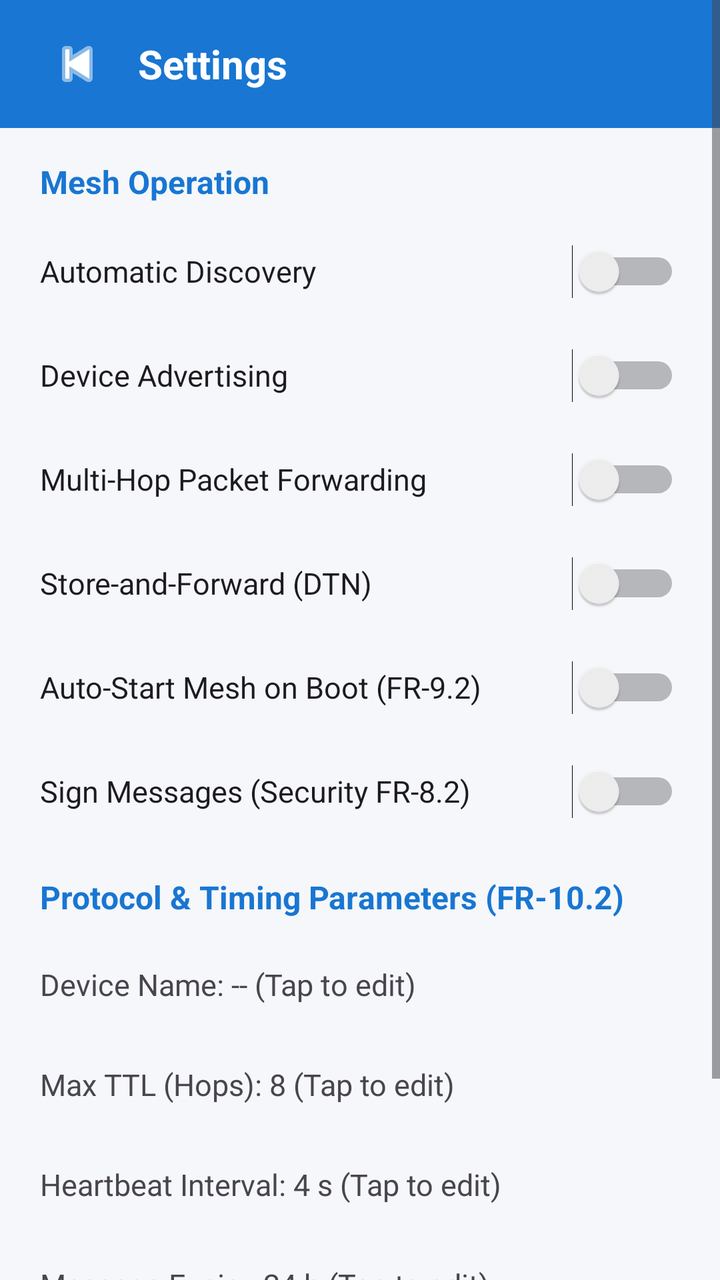
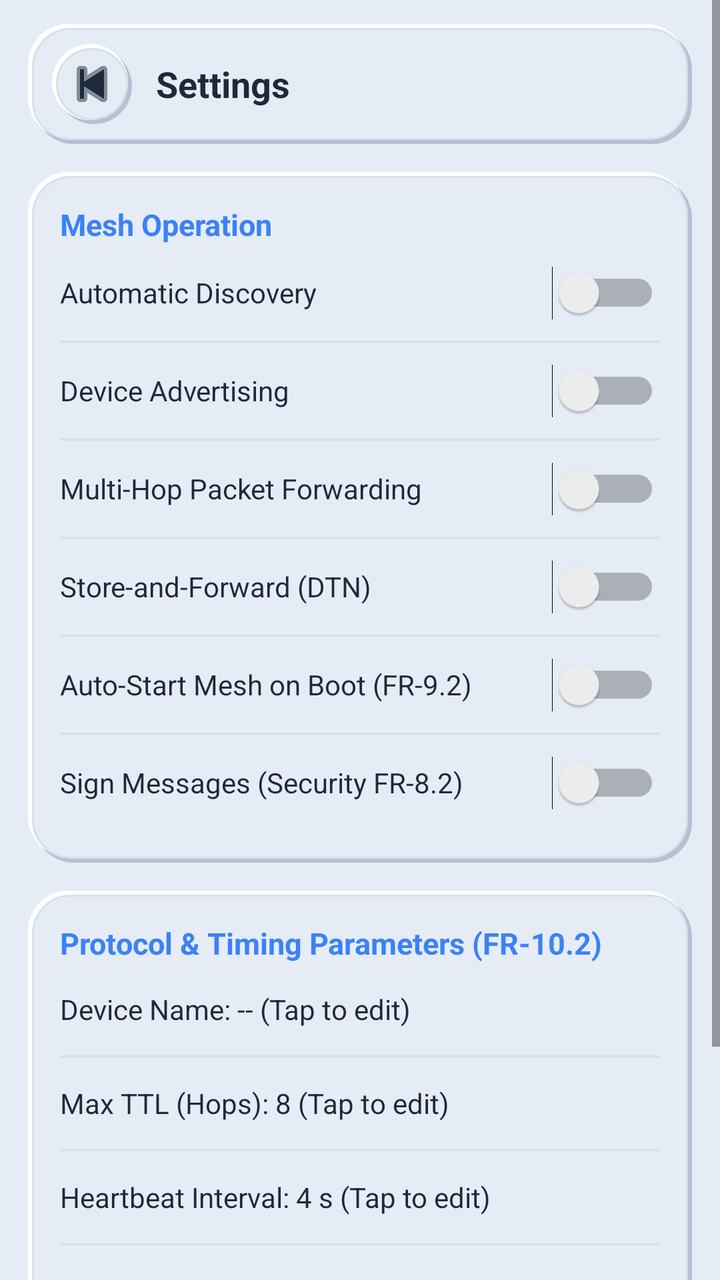

Two renders of the same Android screen: before a commit and after it. Below are the layout's source before the change and the commit's diff.
<!-- AndroidManifest.xml: application theme Theme.OMC -->
<!-- res/layout/activity_setting.xml -->
<?xml version="1.0" encoding="utf-8"?>
<ScrollView xmlns:android="http://schemas.android.com/apk/res/android"
    android:layout_width="match_parent"
    android:layout_height="match_parent"
    android:background="#F5F7FA">

    <LinearLayout
        android:layout_width="match_parent"
        android:layout_height="wrap_content"
        android:orientation="vertical">

        
        <LinearLayout
            android:layout_width="match_parent"
            android:layout_height="64dp"
            android:gravity="center_vertical"
            android:paddingStart="16dp"
            android:background="#1976D2">

            <ImageButton
                android:id="@+id/backButton"
                android:layout_width="45dp"
                android:layout_height="45dp"
                android:background="@android:color/transparent"
                android:src="@android:drawable/ic_media_previous"
                android:tint="#FFFFFF"
                android:contentDescription="Back" />

            <TextView
                android:layout_width="wrap_content"
                android:layout_height="wrap_content"
                android:layout_marginStart="8dp"
                android:text="Settings"
                android:textColor="#FFFFFF"
                android:textSize="20sp"
                android:textStyle="bold" />

        </LinearLayout>

        
        <TextView
            android:layout_width="match_parent"
            android:layout_height="wrap_content"
            android:paddingStart="20dp"
            android:paddingTop="16dp"
            android:paddingEnd="20dp"
            android:paddingBottom="8dp"
            android:text="Mesh Operation"
            android:textColor="#1976D2"
            android:textSize="16sp"
            android:textStyle="bold" />

        <Switch
            android:id="@+id/autoDiscoverySwitch"
            android:layout_width="match_parent"
            android:layout_height="52dp"
            android:paddingStart="20dp"
            android:paddingEnd="20dp"
            android:text="Automatic Discovery"
            android:textSize="15sp" />

        <Switch
            android:id="@+id/advertisingSwitch"
            android:layout_width="match_parent"
            android:layout_height="52dp"
            android:paddingStart="20dp"
            android:paddingEnd="20dp"
            android:text="Device Advertising"
            android:textSize="15sp" />

        <Switch
            android:id="@+id/forwardingSwitch"
            android:layout_width="match_parent"
            android:layout_height="52dp"
            android:paddingStart="20dp"
            android:paddingEnd="20dp"
            android:text="Multi-Hop Packet Forwarding"
            android:textSize="15sp" />

        <Switch
            android:id="@+id/storeForwardSwitch"
            android:layout_width="match_parent"
            android:layout_height="52dp"
            android:paddingStart="20dp"
            android:paddingEnd="20dp"
            android:text="Store-and-Forward (DTN)"
            android:textSize="15sp" />

        <Switch
            android:id="@+id/bootAutoStartSwitch"
            android:layout_width="match_parent"
            android:layout_height="52dp"
            android:paddingStart="20dp"
            android:paddingEnd="20dp"
            android:text="Auto-Start Mesh on Boot (FR-9.2)"
            android:textSize="15sp" />

        <Switch
            android:id="@+id/signMessagesSwitch"
            android:layout_width="match_parent"
            android:layout_height="52dp"
            android:paddingStart="20dp"
            android:paddingEnd="20dp"
            android:text="Sign Messages (Security FR-8.2)"
            android:textSize="15sp" />

        
        <TextView
            android:layout_width="match_parent"
            android:layout_height="wrap_content"
            android:paddingStart="20dp"
            android:paddingTop="16dp"
            android:paddingEnd="20dp"
            android:paddingBottom="8dp"
            android:text="Protocol &amp; Timing Parameters (FR-10.2)"
            android:textColor="#1976D2"
            android:textSize="16sp"
            android:textStyle="bold" />

        <TextView
            android:id="@+id/deviceNameText"
            android:layout_width="match_parent"
            android:layout_height="50dp"
            android:gravity="center_vertical"
            android:paddingStart="20dp"
            android:paddingEnd="20dp"
            android:background="?android:attr/selectableItemBackground"
            android:text="Device Name: -- (Tap to edit)"
            android:textSize="15sp" />

        <TextView
            android:id="@+id/ttlSettingText"
            android:layout_width="match_parent"
            android:layout_height="50dp"
            android:gravity="center_vertical"
            android:paddingStart="20dp"
            android:paddingEnd="20dp"
            android:background="?android:attr/selectableItemBackground"
            android:text="Max TTL (Hops): 8 (Tap to edit)"
            android:textSize="15sp" />

        <TextView
            android:id="@+id/heartbeatSettingText"
            android:layout_width="match_parent"
            android:layout_height="50dp"
            android:gravity="center_vertical"
            android:paddingStart="20dp"
            android:paddingEnd="20dp"
            android:background="?android:attr/selectableItemBackground"
            android:text="Heartbeat Interval: 4 s (Tap to edit)"
            android:textSize="15sp" />

        <TextView
            android:id="@+id/expirySettingText"
            android:layout_width="match_parent"
            android:layout_height="50dp"
            android:gravity="center_vertical"
            android:paddingStart="20dp"
            android:paddingEnd="20dp"
            android:background="?android:attr/selectableItemBackground"
            android:text="Message Expiry: 24 h (Tap to edit)"
            android:textSize="15sp" />

        <Button
            android:id="@+id/resetSettingsButton"
            android:layout_width="match_parent"
            android:layout_height="52dp"
            android:layout_margin="20dp"
            android:text="Reset to Defaults" />

    </LinearLayout>

</ScrollView>
<!-- resources referenced by this layout -->
<resources>
  <style name="Theme.OMC" parent="Theme.Material3.DayNight.NoActionBar">
          <item name="colorPrimary">@color/purple_500</item>
          <item name="colorPrimaryVariant">@color/purple_700</item>
          <item name="colorOnPrimary">@color/white</item>
          <item name="colorSecondary">@color/teal_200</item>
          <item name="colorSecondaryVariant">@color/teal_700</item>
          <item name="colorOnSecondary">@color/black</item>
      </style>
  <color name="purple_500">#FF6200EE</color>
  <color name="purple_700">#FF3700B3</color>
  <color name="white">#FFFFFFFF</color>
  <color name="teal_200">#FF03DAC5</color>
  <color name="teal_700">#FF018786</color>
  <color name="black">#FF000000</color>
</resources>

<!-- the commit's change to res/layout/activity_setting.xml (unified diff, before → after) -->
@@ -2,171 +2,235 @@
 <ScrollView xmlns:android="http://schemas.android.com/apk/res/android"
     android:layout_width="match_parent"
     android:layout_height="match_parent"
-    android:background="#F5F7FA">
+    android:background="@color/neu_background">
 
     <LinearLayout
         android:layout_width="match_parent"
         android:layout_height="wrap_content"
-        android:orientation="vertical">
+        android:orientation="vertical"
+        android:paddingBottom="28dp">
 
         
         <LinearLayout
             android:layout_width="match_parent"
-            android:layout_height="64dp"
+            android:layout_height="wrap_content"
+            android:orientation="horizontal"
             android:gravity="center_vertical"
-            android:paddingStart="16dp"
-            android:background="#1976D2">
+            android:layout_marginStart="14dp"
+            android:layout_marginEnd="14dp"
+            android:layout_marginTop="12dp"
+            android:layout_marginBottom="8dp"
+            android:paddingStart="12dp"
+            android:paddingTop="10dp"
+            android:paddingEnd="16dp"
+            android:paddingBottom="10dp"
+            android:background="@drawable/bg_neu_card">
 
             <ImageButton
                 android:id="@+id/backButton"
-                android:layout_width="45dp"
-                android:layout_height="45dp"
-                android:background="@android:color/transparent"
+                android:layout_width="40dp"
+                android:layout_height="40dp"
+                android:background="@drawable/bg_neu_circle_btn"
                 android:src="@android:drawable/ic_media_previous"
-                android:tint="#FFFFFF"
+                android:tint="@color/neu_text_primary"
                 android:contentDescription="Back" />
 
             <TextView
                 android:layout_width="wrap_content"
                 android:layout_height="wrap_content"
-                android:layout_marginStart="8dp"
+                android:layout_marginStart="12dp"
                 android:text="Settings"
-                android:textColor="#FFFFFF"
-                android:textSize="20sp"
+                android:textColor="@color/neu_text_primary"
+                android:textSize="18sp"
                 android:textStyle="bold" />
 
         </LinearLayout>
 
         
-        <TextView
+        <LinearLayout
             android:layout_width="match_parent"
             android:layout_height="wrap_content"
-            android:paddingStart="20dp"
-            android:paddingTop="16dp"
-            android:paddingEnd="20dp"
-            android:paddingBottom="8dp"
-            android:text="Mesh Operation"
-            android:textColor="#1976D2"
-            android:textSize="16sp"
-            android:textStyle="bold" />
-
-        <Switch
-            android:id="@+id/autoDiscoverySwitch"
-            android:layout_width="match_parent"
-            android:layout_height="52dp"
-            android:paddingStart="20dp"
-            android:paddingEnd="20dp"
-            android:text="Automatic Discovery"
-            android:textSize="15sp" />
-
-        <Switch
-            android:id="@+id/advertisingSwitch"
-            android:layout_width="match_parent"
-            android:layout_height="52dp"
-            android:paddingStart="20dp"
-            android:paddingEnd="20dp"
-            android:text="Device Advertising"
-            android:textSize="15sp" />
-
-        <Switch
-            android:id="@+id/forwardingSwitch"
-            android:layout_width="match_parent"
-            android:layout_height="52dp"
-            android:paddingStart="20dp"
-            android:paddingEnd="20dp"
-            android:text="Multi-Hop Packet Forwarding"
-            android:textSize="15sp" />
-
-        <Switch
-            android:id="@+id/storeForwardSwitch"
-            android:layout_width="match_parent"
-            android:layout_height="52dp"
-            android:paddingStart="20dp"
-            android:paddingEnd="20dp"
-            android:text="Store-and-Forward (DTN)"
-            android:textSize="15sp" />
-
-        <Switch
-            android:id="@+id/bootAutoStartSwitch"
-            android:layout_width="match_parent"
-            android:layout_height="52dp"
-            android:paddingStart="20dp"
-            android:paddingEnd="20dp"
-            android:text="Auto-Start Mesh on Boot (FR-9.2)"
-            android:textSize="15sp" />
-
-        <Switch
-            android:id="@+id/signMessagesSwitch"
-            android:layout_width="match_parent"
-            android:layout_height="52dp"
-            android:paddingStart="20dp"
-            android:paddingEnd="20dp"
-            android:text="Sign Messages (Security FR-8.2)"
-            android:textSize="15sp" />
-
-        
-        <TextView
+            android:layout_marginStart="14dp"
+            android:layout_marginEnd="14dp"
+            android:layout_marginTop="6dp"
+            android:layout_marginBottom="10dp"
+            android:padding="16dp"
+            android:orientation="vertical"
+            android:background="@drawable/bg_neu_card">
+
+            <TextView
+                android:layout_width="match_parent"
+                android:layout_height="wrap_content"
+                android:text="Mesh Operation"
+                android:textColor="@color/neu_primary"
+                android:textSize="15sp"
+                android:textStyle="bold" />
+
+            <Switch
+                android:id="@+id/autoDiscoverySwitch"
+                android:layout_width="match_parent"
+                android:layout_height="48dp"
+                android:text="Automatic Discovery"
+                android:textColor="@color/neu_text_primary"
+                android:textSize="14sp" />
+
+            <View
+                android:layout_width="match_parent"
+                android:layout_height="1dp"
+                android:background="@color/neu_border" />
+
+            <Switch
+                android:id="@+id/advertisingSwitch"
+                android:layout_width="match_parent"
+                android:layout_height="48dp"
+                android:text="Device Advertising"
+                android:textColor="@color/neu_text_primary"
+                android:textSize="14sp" />
+
+            <View
+                android:layout_width="match_parent"
+                android:layout_height="1dp"
+                android:background="@color/neu_border" />
+
+            <Switch
+                android:id="@+id/forwardingSwitch"
+                android:layout_width="match_parent"
+                android:layout_height="48dp"
+                android:text="Multi-Hop Packet Forwarding"
+                android:textColor="@color/neu_text_primary"
+                android:textSize="14sp" />
+
+            <View
+                android:layout_width="match_parent"
+                android:layout_height="1dp"
+                android:background="@color/neu_border" />
+
+            <Switch
+                android:id="@+id/storeForwardSwitch"
+                android:layout_width="match_parent"
+                android:layout_height="48dp"
+                android:text="Store-and-Forward (DTN)"
+                android:textColor="@color/neu_text_primary"
+                android:textSize="14sp" />
+
+            <View
+                android:layout_width="match_parent"
+                android:layout_height="1dp"
+                android:background="@color/neu_border" />
+
+            <Switch
+                android:id="@+id/bootAutoStartSwitch"
+                android:layout_width="match_parent"
+                android:layout_height="48dp"
+                android:text="Auto-Start Mesh on Boot (FR-9.2)"
+                android:textColor="@color/neu_text_primary"
+                android:textSize="14sp" />
+
+            <View
+                android:layout_width="match_parent"
+                android:layout_height="1dp"
+                android:background="@color/neu_border" />
+
+            <Switch
+                android:id="@+id/signMessagesSwitch"
+                android:layout_width="match_parent"
+                android:layout_height="48dp"
+                android:text="Sign Messages (Security FR-8.2)"
+                android:textColor="@color/neu_text_primary"
+                android:textSize="14sp" />
+
+        </LinearLayout>
+
+        
+        <LinearLayout
             android:layout_width="match_parent"
             android:layout_height="wrap_content"
-            android:paddingStart="20dp"
-            android:paddingTop="16dp"
-            android:paddingEnd="20dp"
-            android:paddingBottom="8dp"
-            android:text="Protocol &amp; Timing Parameters (FR-10.2)"
-            android:textColor="#1976D2"
-            android:textSize="16sp"
-            android:textStyle="bold" />
-
-        <TextView
-            android:id="@+id/deviceNameText"
-            android:layout_width="match_parent"
-            android:layout_height="50dp"
-            android:gravity="center_vertical"
-            android:paddingStart="20dp"
-            android:paddingEnd="20dp"
-            android:background="?android:attr/selectableItemBackground"
-            android:text="Device Name: -- (Tap to edit)"
-            android:textSize="15sp" />
-
-        <TextView
-            android:id="@+id/ttlSettingText"
-            android:layout_width="match_parent"
-            android:layout_height="50dp"
-            android:gravity="center_vertical"
-            android:paddingStart="20dp"
-            android:paddingEnd="20dp"
-            android:background="?android:attr/selectableItemBackground"
-            android:text="Max TTL (Hops): 8 (Tap to edit)"
-            android:textSize="15sp" />
-
-        <TextView
-            android:id="@+id/heartbeatSettingText"
-            android:layout_width="match_parent"
-            android:layout_height="50dp"
-            android:gravity="center_vertical"
-            android:paddingStart="20dp"
-            android:paddingEnd="20dp"
-            android:background="?android:attr/selectableItemBackground"
-            android:text="Heartbeat Interval: 4 s (Tap to edit)"
-            android:textSize="15sp" />
-
-        <TextView
-            android:id="@+id/expirySettingText"
-            android:layout_width="match_parent"
-            android:layout_height="50dp"
-            android:gravity="center_vertical"
-            android:paddingStart="20dp"
-            android:paddingEnd="20dp"
-            android:background="?android:attr/selectableItemBackground"
-            android:text="Message Expiry: 24 h (Tap to edit)"
-            android:textSize="15sp" />
-
+            android:layout_marginStart="14dp"
+            android:layout_marginEnd="14dp"
+            android:layout_marginTop="4dp"
+            android:layout_marginBottom="12dp"
+            android:padding="16dp"
+            android:orientation="vertical"
+            android:background="@drawable/bg_neu_card">
+
+            <TextView
+                android:layout_width="match_parent"
+                android:layout_height="wrap_content"
+                android:text="Protocol &amp; Timing Parameters (FR-10.2)"
+                android:textColor="@color/neu_primary"
+                android:textSize="15sp"
+                android:textStyle="bold" />
+
+            <TextView
+                android:id="@+id/deviceNameText"
+                android:layout_width="match_parent"
+                android:layout_height="46dp"
+                android:gravity="center_vertical"
+                android:background="?android:attr/selectableItemBackground"
+                android:text="Device Name: -- (Tap to edit)"
+                android:textColor="@color/neu_text_primary"
+                android:textSize="14sp" />
+
+            <View
+                android:layout_width="match_parent"
+                android:layout_height="1dp"
+                android:background="@color/neu_border" />
+
+            <TextView
+                android:id="@+id/ttlSettingText"
+                android:layout_width="match_parent"
+                android:layout_height="46dp"
+                android:gravity="center_vertical"
+                android:background="?android:attr/selectableItemBackground"
+                android:text="Max TTL (Hops): 8 (Tap to edit)"
+                android:textColor="@color/neu_text_primary"
+                android:textSize="14sp" />
+
+            <View
+                android:layout_width="match_parent"
+                android:layout_height="1dp"
+                android:background="@color/neu_border" />
+
+            <TextView
+                android:id="@+id/heartbeatSettingText"
+                android:layout_width="match_parent"
+                android:layout_height="46dp"
+                android:gravity="center_vertical"
+                android:background="?android:attr/selectableItemBackground"
+                android:text="Heartbeat Interval: 4 s (Tap to edit)"
+                android:textColor="@color/neu_text_primary"
+                android:textSize="14sp" />
+
+            <View
+                android:layout_width="match_parent"
+                android:layout_height="1dp"
+                android:background="@color/neu_border" />
+
+            <TextView
+                android:id="@+id/expirySettingText"
+                android:layout_width="match_parent"
+                android:layout_height="46dp"
+                android:gravity="center_vertical"
+                android:background="?android:attr/selectableItemBackground"
+                android:text="Message Expiry: 24 h (Tap to edit)"
+                android:textColor="@color/neu_text_primary"
+                android:textSize="14sp" />
+
+        </LinearLayout>
+
+        
         <Button
             android:id="@+id/resetSettingsButton"
             android:layout_width="match_parent"
-            android:layout_height="52dp"
-            android:layout_margin="20dp"
-            android:text="Reset to Defaults" />
+            android:layout_height="50dp"
+            android:layout_marginStart="14dp"
+            android:layout_marginEnd="14dp"
+            android:layout_marginTop="8dp"
+            android:background="@drawable/bg_neu_button_danger"
+            android:text="Reset to Defaults"
+            android:textColor="#FFFFFF"
+            android:textSize="14sp"
+            android:textStyle="bold" />
 
     </LinearLayout>
 
<!-- resource entries referenced after the edit -->
@@ -1,18 +1,190 @@
 <!-- resources referenced by this layout -->
 <resources>
+  <color name="neu_background">#E6ECF5</color>
+  <color name="neu_border">#D6DFEB</color>
+  <color name="neu_primary">#3B82F6</color>
+  <color name="neu_text_primary">#1E293B</color>
+  <!-- drawable bg_neu_button_danger (drawable) -->
+  <?xml version="1.0" encoding="utf-8"?>
+  <selector xmlns:android="http://schemas.android.com/apk/res/android">
+      <item android:state_pressed="true" android:drawable="@drawable/bg_neu_btn_danger_pressed" />
+      <item android:state_enabled="false">
+          <shape android:shape="rectangle">
+              <corners android:radius="16dp" />
+              <solid android:color="#CBD5E1" />
+          </shape>
+      </item>
+      <item android:drawable="@drawable/bg_neu_btn_danger_normal" />
+  </selector>
+  <!-- drawable bg_neu_card (drawable) -->
+  <?xml version="1.0" encoding="utf-8"?>
+  <layer-list xmlns:android="http://schemas.android.com/apk/res/android">
+      
+      <item
+          android:left="3dp"
+          android:top="3dp"
+          android:right="0dp"
+          android:bottom="0dp">
+          <shape android:shape="rectangle">
+              <corners android:radius="20dp" />
+              <solid android:color="@color/neu_dark_shadow" />
+          </shape>
+      </item>
+  
+      
+      <item
+          android:left="0dp"
+          android:top="0dp"
+          android:right="3dp"
+          android:bottom="3dp">
+          <shape android:shape="rectangle">
+              <corners android:radius="20dp" />
+              <solid android:color="@color/neu_light_shadow" />
+          </shape>
+      </item>
+  
+      
+      <item
+          android:left="2dp"
+          android:top="2dp"
+          android:right="2dp"
+          android:bottom="2dp">
+          <shape android:shape="rectangle">
+              <corners android:radius="19dp" />
+              <solid android:color="@color/neu_surface" />
+              <stroke
+                  android:width="1dp"
+                  android:color="@color/neu_border" />
+          </shape>
+      </item>
+  </layer-list>
+  <!-- drawable bg_neu_circle_btn (drawable) -->
+  <?xml version="1.0" encoding="utf-8"?>
+  <layer-list xmlns:android="http://schemas.android.com/apk/res/android">
+      
+      <item
+          android:left="2dp"
+          android:top="2dp"
+          android:right="0dp"
+          android:bottom="0dp">
+          <shape android:shape="oval">
+              <solid android:color="@color/neu_dark_shadow" />
+          </shape>
+      </item>
+  
+      
+      <item
+          android:left="0dp"
+          android:top="0dp"
+          android:right="2dp"
+          android:bottom="2dp">
+          <shape android:shape="oval">
+              <solid android:color="@color/neu_light_shadow" />
+          </shape>
+      </item>
+  
+      
+      <item
+          android:left="2dp"
+          android:top="2dp"
+          android:right="2dp"
+          android:bottom="2dp">
+          <shape android:shape="oval">
+              <solid android:color="@color/neu_surface" />
+              <stroke
+                  android:width="1dp"
+                  android:color="@color/neu_border" />
+          </shape>
+      </item>
+  </layer-list>
   <style name="Theme.OMC" parent="Theme.Material3.DayNight.NoActionBar">
-          <item name="colorPrimary">@color/purple_500</item>
-          <item name="colorPrimaryVariant">@color/purple_700</item>
-          <item name="colorOnPrimary">@color/white</item>
-          <item name="colorSecondary">@color/teal_200</item>
-          <item name="colorSecondaryVariant">@color/teal_700</item>
-          <item name="colorOnSecondary">@color/black</item>
+          <item name="colorPrimary">@color/neu_primary</item>
+          <item name="colorPrimaryVariant">@color/neu_primary_dark</item>
+          <item name="colorOnPrimary">@color/neu_text_on_primary</item>
+          <item name="colorSecondary">@color/neu_primary_light</item>
+          <item name="colorSecondaryVariant">@color/neu_primary_dark</item>
+          <item name="colorOnSecondary">@color/neu_text_primary</item>
+          <item name="android:windowBackground">@color/neu_background</item>
+          <item name="android:colorBackground">@color/neu_background</item>
+          <item name="android:statusBarColor">@color/neu_background</item>
+          <item name="android:windowLightStatusBar">true</item>
+          <item name="android:navigationBarColor">@color/neu_background</item>
       </style>
-  <color name="purple_500">#FF6200EE</color>
-  <color name="purple_700">#FF3700B3</color>
-  <color name="white">#FFFFFFFF</color>
-  <color name="teal_200">#FF03DAC5</color>
-  <color name="teal_700">#FF018786</color>
-  <color name="black">#FF000000</color>
+  <!-- drawable bg_neu_btn_danger_pressed (drawable) -->
+  <?xml version="1.0" encoding="utf-8"?>
+  <layer-list xmlns:android="http://schemas.android.com/apk/res/android">
+      <item>
+          <shape android:shape="rectangle">
+              <corners android:radius="16dp" />
+              <solid android:color="#991B1B" />
+          </shape>
+      </item>
+  
+      <item
+          android:left="2dp"
+          android:top="2dp"
+          android:right="1dp"
+          android:bottom="1dp">
+          <shape android:shape="rectangle">
+              <corners android:radius="15dp" />
+              <gradient
+                  android:angle="135"
+                  android:startColor="#B91C1C"
+                  android:endColor="#DC2626"
+                  android:type="linear" />
+          </shape>
+      </item>
+  </layer-list>
+  <!-- drawable bg_neu_btn_danger_normal (drawable) -->
+  <?xml version="1.0" encoding="utf-8"?>
+  <layer-list xmlns:android="http://schemas.android.com/apk/res/android">
+      
+      <item
+          android:left="3dp"
+          android:top="3dp"
+          android:right="0dp"
+          android:bottom="0dp">
+          <shape android:shape="rectangle">
+              <corners android:radius="16dp" />
+              <solid android:color="#FECACA" />
+          </shape>
+      </item>
+  
+      
+      <item
+          android:left="0dp"
+          android:top="0dp"
+          android:right="3dp"
+          android:bottom="3dp">
+          <shape android:shape="rectangle">
+              <corners android:radius="16dp" />
+              <solid android:color="@color/neu_light_shadow" />
+          </shape>
+      </item>
+  
+      
+      <item
+          android:left="2dp"
+          android:top="2dp"
+          android:right="2dp"
+          android:bottom="2dp">
+          <shape android:shape="rectangle">
+              <corners android:radius="15dp" />
+              <gradient
+                  android:angle="135"
+                  android:startColor="#F87171"
+                  android:centerColor="@color/neu_accent_red"
+                  android:endColor="#DC2626"
+                  android:type="linear" />
+          </shape>
+      </item>
+  </layer-list>
+  <color name="neu_dark_shadow">#B4C1D4</color>
+  <color name="neu_light_shadow">#FFFFFF</color>
+  <color name="neu_surface">#E6ECF5</color>
+  <color name="neu_primary_dark">#1D4ED8</color>
+  <color name="neu_text_on_primary">#FFFFFF</color>
+  <color name="neu_primary_light">#60A5FA</color>
+  <color name="neu_accent_red">#EF4444</color>
 </resources>
 
